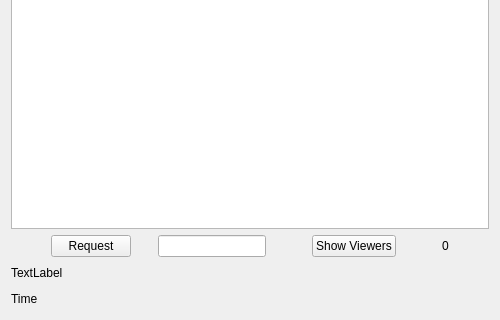
First picture: the form in myimagesdialog.ui, repository hassan-kandil/DistImage, before the edit; both pictures show x 0 to 500 and y 180 to 500 of the 500 by 500 pixel window.
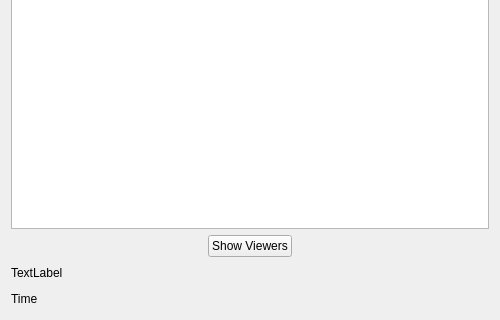
Second picture: the form after the edit.

Commit message: My image view

What changed in the file:
```diff
--- a/myimagesdialog.ui
+++ b/myimagesdialog.ui
@@ -63,42 +63,6 @@
        </property>
       </spacer>
      </item>
-     <item>
-      <widget class="QPushButton" name="push_request">
-       <property name="text">
-        <string>Request</string>
-       </property>
-      </widget>
-     </item>
-     <item>
-      <spacer name="horizontalSpacer_5">
-       <property name="orientation">
-        <enum>Qt::Horizontal</enum>
-       </property>
-       <property name="sizeHint" stdset="0">
-        <size>
-         <width>18</width>
-         <height>20</height>
-        </size>
-       </property>
-      </spacer>
-     </item>
-     <item>
-      <widget class="QLineEdit" name="line_views"/>
-     </item>
-     <item>
-      <spacer name="horizontalSpacer_6">
-       <property name="orientation">
-        <enum>Qt::Horizontal</enum>
-       </property>
-       <property name="sizeHint" stdset="0">
-        <size>
-         <width>40</width>
-         <height>20</height>
-        </size>
-       </property>
-      </spacer>
-     </item>
      <item>
       <widget class="QPushButton" name="push_view">
        <property name="text">
@@ -119,26 +83,6 @@
        </property>
       </spacer>
      </item>
-     <item>
-      <widget class="QLabel" name="lbl_rem">
-       <property name="text">
-        <string>0</string>
-       </property>
-      </widget>
-     </item>
-     <item>
-      <spacer name="horizontalSpacer_9">
-       <property name="orientation">
-        <enum>Qt::Horizontal</enum>
-       </property>
-       <property name="sizeHint" stdset="0">
-        <size>
-         <width>40</width>
-         <height>20</height>
-        </size>
-       </property>
-      </spacer>
-     </item>
     </layout>
    </item>
    <item>
```
Left out of the diff: 1 changed line with no effect on the pictures. The commit also changes 23 other files.
